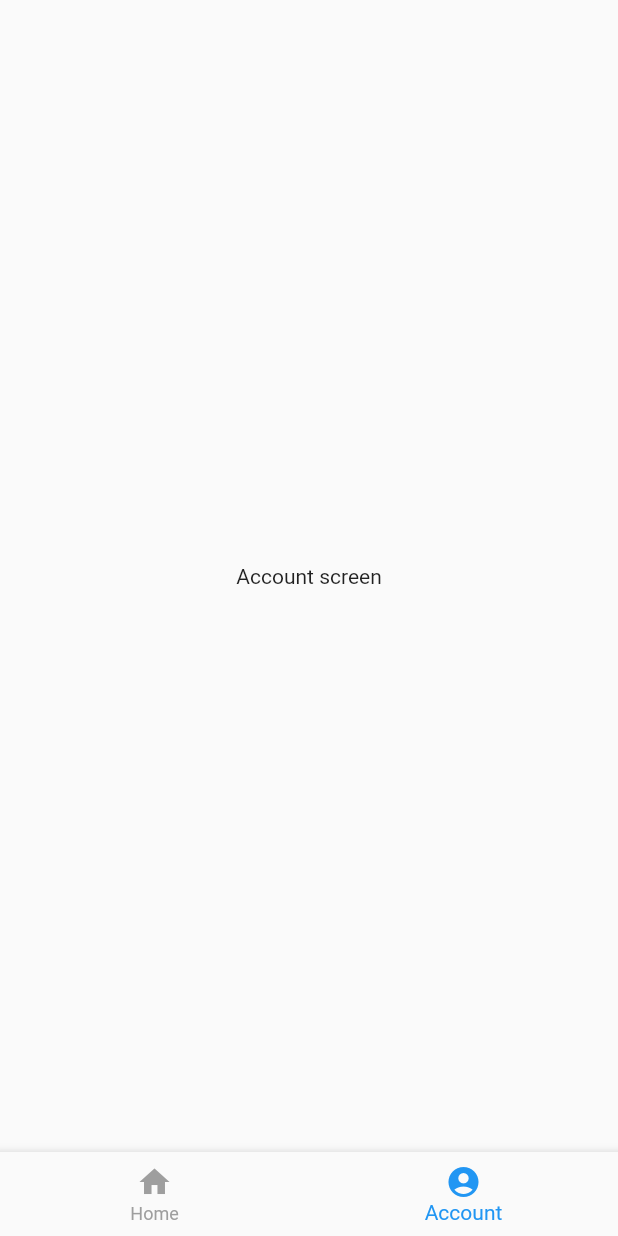
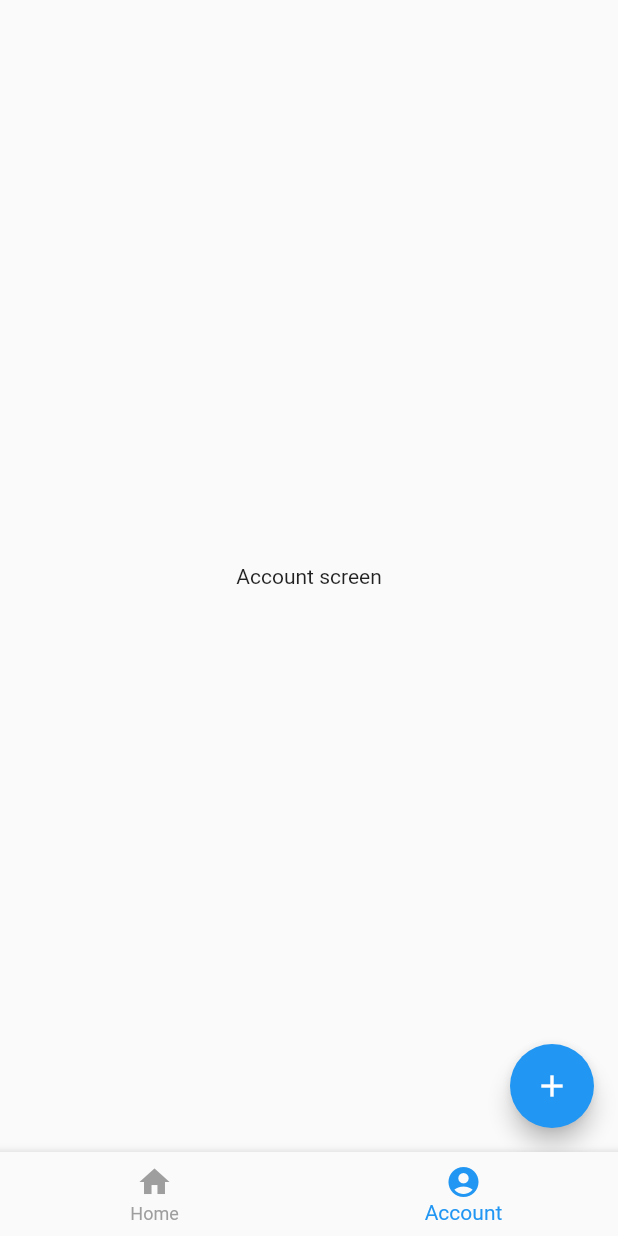
Before and after one commit to team-e-org/mobile, a Flutter app: the screen it shows after launch, item 2 of the bottom bar chosen, on a phone screen of 412 x 824 dp. Run offline on Flutter 3.47's test engine with Material 2 defaults, Android fonts, the phone set to English and light mode, and no system bars; generated files the repository leaves out were written again.

Commit message:
Add FAB to account screen

```diff
--- a/lib/view/account_screen.dart
+++ b/lib/view/account_screen.dart
@@ -4,9 +4,15 @@ import 'package:mobile/view/mock/mock_screen_common.dart';
 class AccountScreen extends StatelessWidget {
   @override
   Widget build(BuildContext context) {
-    return Container(
-      child: MockScreenCommon(
+    return Scaffold(
+      body: MockScreenCommon(
         name: 'Account screen',
+      ),
+      floatingActionButton: FloatingActionButton(
+        child: Icon(Icons.add),
+        onPressed: () {
+          // TODO 遷移する
+        },
       ),
     );
   }
```
